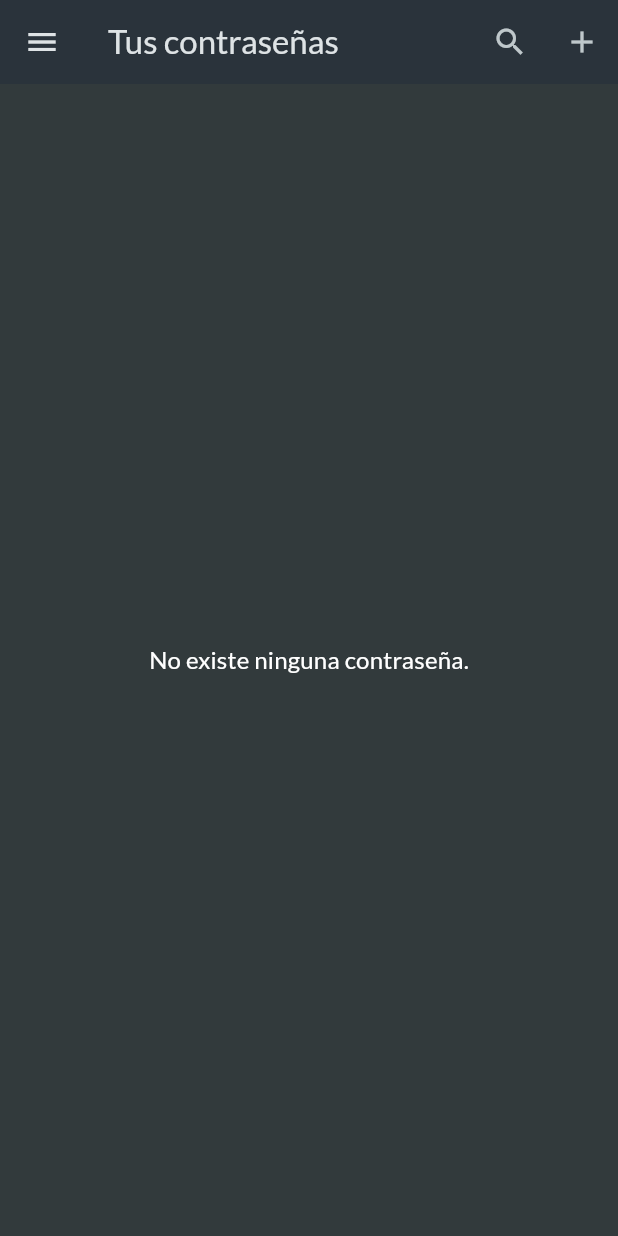
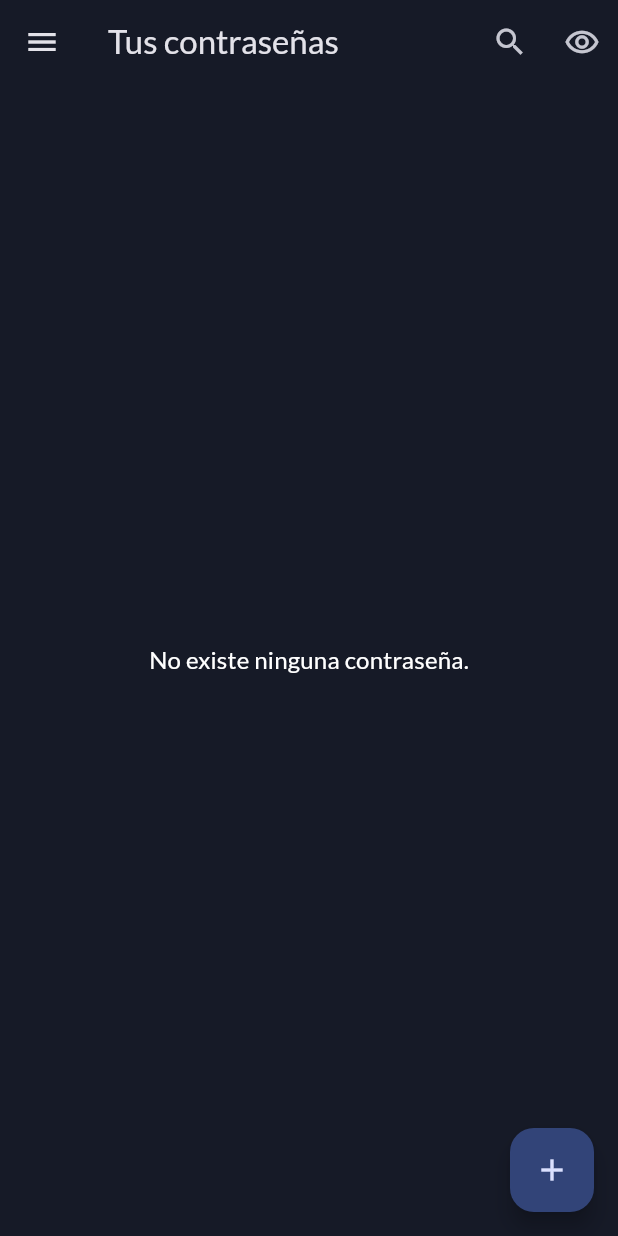
Before and after one commit to froggos/Lockey, a Flutter app: the screen it shows after launch, on a phone screen of 412 x 824 dp. Run offline on Flutter 3.47's test engine with Material 3 defaults, Android fonts, the phone set to English and light mode, and no system bars; our stand-ins replace google_fonts.

Commit message:
clase categoria

```diff
--- a/lib/main.dart
+++ b/lib/main.dart
@@ -15,11 +15,12 @@
       title: 'Lockey',
       theme: ThemeData.dark().copyWith(
         colorScheme: ColorScheme.fromSeed(
-          seedColor: const Color.fromARGB(255, 147, 229, 250),
+          seedColor: const Color(0xFF161A27),
           brightness: Brightness.dark,
-          surface: const Color.fromARGB(255, 42, 51, 59),
+        ).copyWith(
+          surface: const Color(0xFF161A27),
         ),
-        scaffoldBackgroundColor: const Color.fromARGB(255, 50, 58, 60),
+        scaffoldBackgroundColor: const Color(0xFF161A27),
         textTheme: GoogleFonts.latoTextTheme(),
       ),
       home: const PasswordList(),
--- /dev/null
+++ b/lib/models/category.dart
@@ -0,0 +1,18 @@
+class Category {
+  Category({
+    required this.colorCode,
+    required this.name,
+  }) : id = DateTime.now().millisecondsSinceEpoch.toString();
+
+  final String id;
+  final String colorCode;
+  final String name;
+
+  Map<String, dynamic> toJson() {
+    return {
+      'id': id,
+      'colorCode': colorCode,
+      'name': name,
+    };
+  }
+}
--- a/lib/models/password.dart
+++ b/lib/models/password.dart
@@ -1,22 +1,24 @@
+import 'package:lockey_app/models/category.dart';
+
 class Password {
   const Password({
     required this.id,
     required this.accountName,
     required this.password,
-    this.groupId,
+    this.category,
   });
 
   final String id;
   final String accountName;
   final String password;
-  final int? groupId;
+  final Category? category;
 
   Map<String, dynamic> toJson() {
     return {
       'id': id,
       'accountName': accountName,
       'password': password,
-      if (groupId != null) 'groupId': groupId,
+      if (category != null) 'category': category,
     };
   }
 
@@ -25,7 +27,7 @@
       id: json['id'],
       accountName: json['accountName'],
       password: json['password'],
-      groupId: json['groupId'],
+      category: json['category'],
     );
   }
 }
```
Also changed, not shown: lib/screens/new_password.dart (+10 -0 lines), lib/screens/password_list.dart (+23 -6 lines), lib/store/storage.dart (+14 -0 lines).
